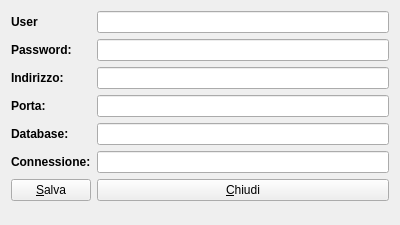
This is hsettings.ui in fblabs/hamlet-mod-sancon as Qt 5 draws it before an edit. The edited form follows.
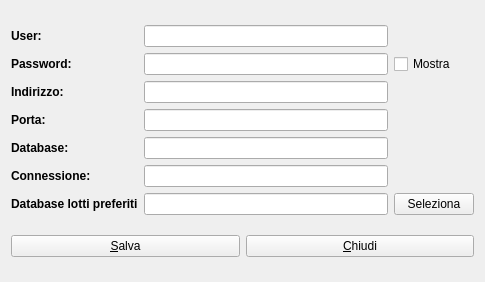
This is the edited form.

Patch:
```diff
--- a/hsettings.ui
+++ b/hsettings.ui
@@ -9,28 +9,25 @@
    <rect>
     <x>0</x>
     <y>0</y>
-    <width>400</width>
-    <height>225</height>
+    <width>485</width>
+    <height>282</height>
    </rect>
   </property>
   <property name="windowTitle">
    <string>Impostazioni</string>
   </property>
-  <layout class="QVBoxLayout" name="verticalLayout_2">
-   <item>
     <layout class="QVBoxLayout" name="verticalLayout">
      <item>
-      <layout class="QFormLayout" name="formLayout">
+    <layout class="QGridLayout" name="gridLayout">
        <item row="0" column="0">
         <widget class="QLabel" name="label_2">
          <property name="font">
           <font>
-           <weight>75</weight>
            <bold>true</bold>
           </font>
          </property>
          <property name="text">
-          <string>User</string>
+        <string>User:</string>
          </property>
         </widget>
        </item>
@@ -41,7 +38,6 @@
         <widget class="QLabel" name="label_5">
          <property name="font">
           <font>
-           <weight>75</weight>
            <bold>true</bold>
           </font>
          </property>
@@ -57,11 +53,17 @@
          </property>
         </widget>
        </item>
+     <item row="1" column="2">
+      <widget class="QCheckBox" name="checkBox">
+       <property name="text">
+        <string>Mostra</string>
+       </property>
+      </widget>
+     </item>
        <item row="2" column="0">
         <widget class="QLabel" name="label">
          <property name="font">
           <font>
-           <weight>75</weight>
            <bold>true</bold>
           </font>
          </property>
@@ -77,7 +79,6 @@
         <widget class="QLabel" name="label_4">
          <property name="font">
           <font>
-           <weight>75</weight>
            <bold>true</bold>
           </font>
          </property>
@@ -93,7 +94,6 @@
         <widget class="QLabel" name="label_3">
          <property name="font">
           <font>
-           <weight>75</weight>
            <bold>true</bold>
           </font>
          </property>
@@ -109,7 +109,6 @@
         <widget class="QLabel" name="label_6">
          <property name="font">
           <font>
-           <weight>75</weight>
            <bold>true</bold>
           </font>
          </property>
@@ -121,25 +120,45 @@
        <item row="5" column="1">
         <widget class="QLineEdit" name="leConnessione"/>
        </item>
+     <item row="6" column="0">
+      <widget class="QLabel" name="label_7">
+       <property name="font">
+        <font>
+         <bold>true</bold>
+        </font>
+       </property>
+       <property name="text">
+        <string>Database lotti preferiti</string>
+       </property>
+      </widget>
+     </item>
+     <item row="6" column="1">
+      <widget class="QLineEdit" name="lePreferredDb"/>
+     </item>
+     <item row="6" column="2">
+      <widget class="QPushButton" name="pbSelect">
+       <property name="text">
+        <string>Seleziona</string>
+       </property>
+      </widget>
+     </item>
       </layout>
      </item>
      <item>
-      <layout class="QFormLayout" name="formLayout_2">
-       <item row="0" column="0">
+    <layout class="QHBoxLayout" name="horizontalLayout">
+     <item>
         <widget class="QPushButton" name="pushButton">
          <property name="text">
           <string>&amp;Salva</string>
          </property>
         </widget>
        </item>
-       <item row="0" column="1">
+     <item>
         <widget class="QPushButton" name="pushButton_2">
          <property name="text">
           <string>&amp;Chiudi</string>
          </property>
         </widget>
-       </item>
-      </layout>
      </item>
     </layout>
    </item>
```
Lines whose indentation alone changed are shown as unchanged.
